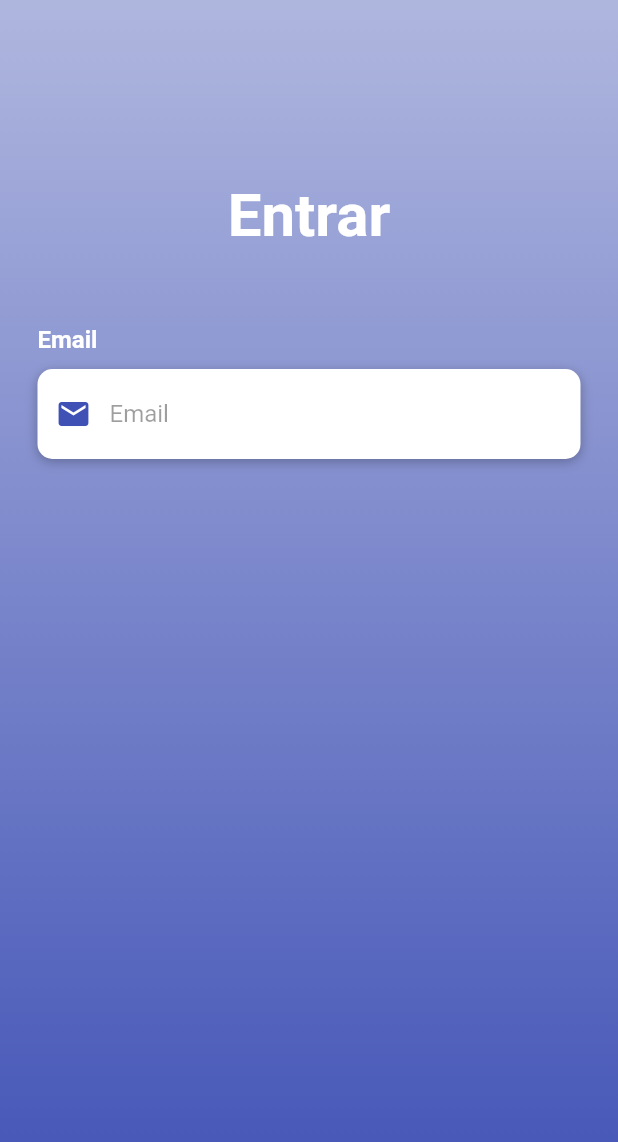
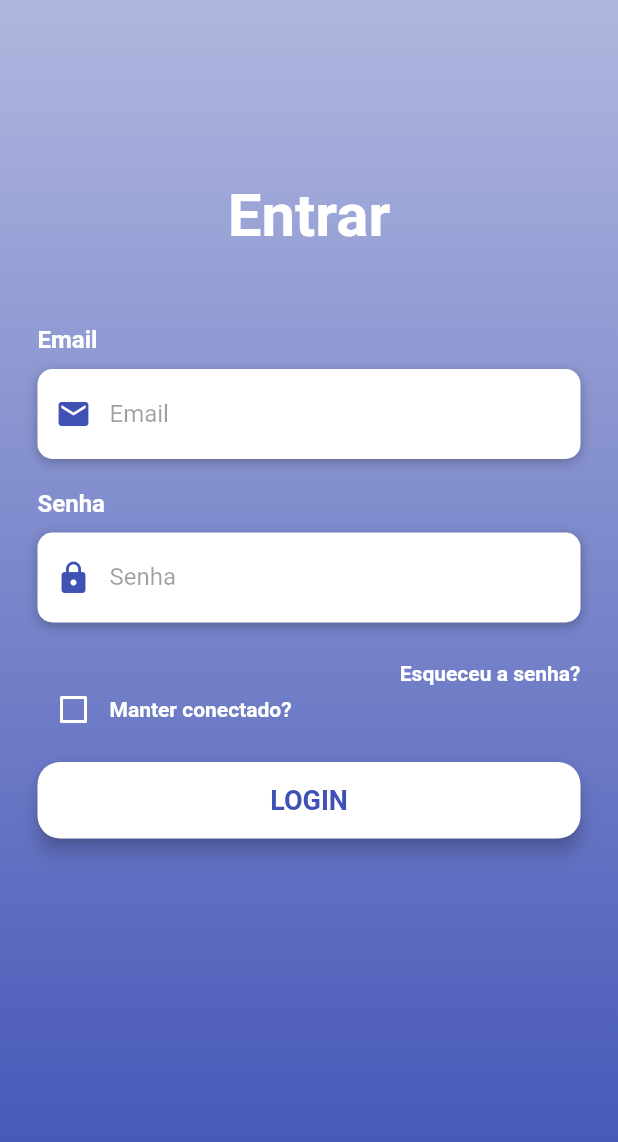
Before and after one commit to Rayago/org-eventos-app, a Flutter app: the screen it shows after launch, on a phone screen of 412 x 824 dp. Shown: the top 1142 px of the screen. Run offline on Flutter 3.47's test engine with Material 2 defaults, Android fonts, the phone set to English and light mode, and no system bars.

Commit message:
:sparkles: Adicionar senha, esqueci senha, manter conectado e botão login e refatorar código

```diff
--- a/lib/telaLogin.dart
+++ b/lib/telaLogin.dart
@@ -2,6 +2,8 @@ import 'package:flutter/material.dart';
 import 'package:flutter/services.dart';
 
 class TelaLogin extends StatefulWidget {
+  const TelaLogin({Key? key}) : super(key: key);
+
   @override
   _TelaLoginState createState() {
     return _TelaLoginState();
@@ -9,11 +11,15 @@ class TelaLogin extends StatefulWidget {
 
 }
 
-Widget buildEmail(){
+class _TelaLoginState extends State<TelaLogin>{
+
+  bool manterConectado = false;
+
+  Widget buildEmail(){
   return Column(
     crossAxisAlignment: CrossAxisAlignment.start,
     children: <Widget> [
-      Text(
+      const Text(
         'Email',
         style: TextStyle(
           color: Colors.white,
@@ -21,13 +27,13 @@ Widget buildEmail(){
           fontWeight: FontWeight.bold
         ),
       ),
-      SizedBox(height: 10),
+      const SizedBox(height: 10),
       Container(
         alignment: Alignment.centerLeft,
         decoration: BoxDecoration(
           color: Colors.white,
           borderRadius: BorderRadius.circular(10),
-          boxShadow: [
+          boxShadow: const [
             BoxShadow(
               color: Colors.black26,
               blurRadius: 6,
@@ -36,7 +42,7 @@ Widget buildEmail(){
           ],
         ),
         height: 60,
-        child: TextField(
+        child: const TextField(
           keyboardType: TextInputType.emailAddress,
           style: TextStyle(
             color: Colors.black87
@@ -59,7 +65,129 @@ Widget buildEmail(){
   );
 }
 
-class _TelaLoginState extends State<TelaLogin>{
+Widget buildSenha(){
+  return Column(
+    crossAxisAlignment: CrossAxisAlignment.start,
+    children: <Widget> [
+      const Text(
+        'Senha',
+        style: TextStyle(
+          color: Colors.white,
+          fontSize: 16,
+          fontWeight: FontWeight.bold
+        ),
+      ),
+      const SizedBox(height: 10),
+      Container(
+        alignment: Alignment.centerLeft,
+        decoration: BoxDecoration(
+          color: Colors.white,
+          borderRadius: BorderRadius.circular(10),
+          boxShadow: const [
+            BoxShadow(
+              color: Colors.black26,
+              blurRadius: 6,
+              offset: Offset(0,2),
+            ),
+          ],
+        ),
+        height: 60,
+        child: const TextField(
+          obscureText: true,
+          style: TextStyle(
+            color: Colors.black87
+          ),
+          decoration: InputDecoration(
+            border: InputBorder.none,
+            contentPadding: EdgeInsets.only(top: 14),
+            prefixIcon: Icon(
+              Icons.lock,
+              color: Color(0xff3f51b5),
+            ),
+            hintText: 'Senha',
+            hintStyle: TextStyle(
+              color: Colors.black38,
+            )
+          ),
+        ),
+      ),
+    ],
+  );
+}
+
+Widget buildEsqueciSenhaBt() {
+  return Container(
+    alignment: Alignment.centerRight,
+    child: TextButton(
+      onPressed: () => print("Esqueci a senha pressionado"),
+      style: TextButton.styleFrom(
+          padding: const EdgeInsets.only(top: 20),
+        ),
+      child: const Text(
+        'Esqueceu a senha?',
+        style: TextStyle(
+          color: Colors.white,
+          fontWeight: FontWeight.bold,
+        ),
+      ),
+    ),
+  );
+}
+
+Widget buildManterConectado(){
+  return Container(
+    height: 20,
+    child: Row(
+      children: <Widget> [
+        Theme(
+          data: ThemeData(unselectedWidgetColor: Colors.white),
+          child: Checkbox(
+            value: manterConectado,
+            checkColor: Colors.green,
+            activeColor: Colors.white,
+            onChanged: (value){
+              setState(() {
+                manterConectado = value!;
+              });
+            },
+          ),
+        ),
+        const Text(
+          'Manter conectado?',
+          style: TextStyle(
+            color: Colors.white,
+            fontWeight: FontWeight.bold,
+          ),
+        ),
+      ],
+    ),
+  );
+}
+
+  Widget buildLoginBt(){
+    return Container(
+      padding: const EdgeInsets.symmetric(vertical: 25),
+      width: double.infinity,
+      child: RaisedButton(
+        elevation: 5,
+        onPressed: () => print('Botão de login pressionado'),
+        padding: const EdgeInsets.all(15),
+        shape: RoundedRectangleBorder(
+          borderRadius: BorderRadius.circular(15)
+        ),
+        color: Colors.white,
+        child: const Text(
+          'LOGIN',
+          style: TextStyle(
+            color: Color(0xff3f51b5),
+            fontSize: 18,
+            fontWeight: FontWeight.bold,
+          ),
+        )
+      ),
+    );
+  }
+
   @override
   Widget build(BuildContext context) {
     return Scaffold(
@@ -71,7 +199,7 @@ class _TelaLoginState extends State<TelaLogin>{
               Container(
                 height: double.infinity,
                 width: double.infinity,
-                decoration: BoxDecoration(
+                decoration: const BoxDecoration(
                   gradient: LinearGradient(
                     begin: Alignment.topCenter,
                     end: Alignment.bottomCenter,
@@ -84,14 +212,15 @@ class _TelaLoginState extends State<TelaLogin>{
                   ),
                 ),
                 child: SingleChildScrollView(
-                  padding: EdgeInsets.symmetric(
+                  physics: const AlwaysScrollableScrollPhysics(),
+                  padding: const EdgeInsets.symmetric(
                     horizontal: 25,
                     vertical: 120
                   ),
                   child: Column(
                   mainAxisAlignment: MainAxisAlignment.center,
                   children: <Widget> [
-                    Text(
+                    const Text(
                       'Entrar',
                       style: TextStyle(
                         color: Colors.white,
@@ -99,8 +228,13 @@ class _TelaLoginState extends State<TelaLogin>{
                         fontWeight: FontWeight.bold,
                       ),
                     ),
-                    SizedBox(height:50),
-                    buildEmail()
+                    const SizedBox(height:50),
+                    buildEmail(),
+                    const SizedBox(height:20),
+                    buildSenha(),
+                    buildEsqueciSenhaBt(),
+                    buildManterConectado(),
+                    buildLoginBt(),
                   ],
                 ),
                 ),
```
